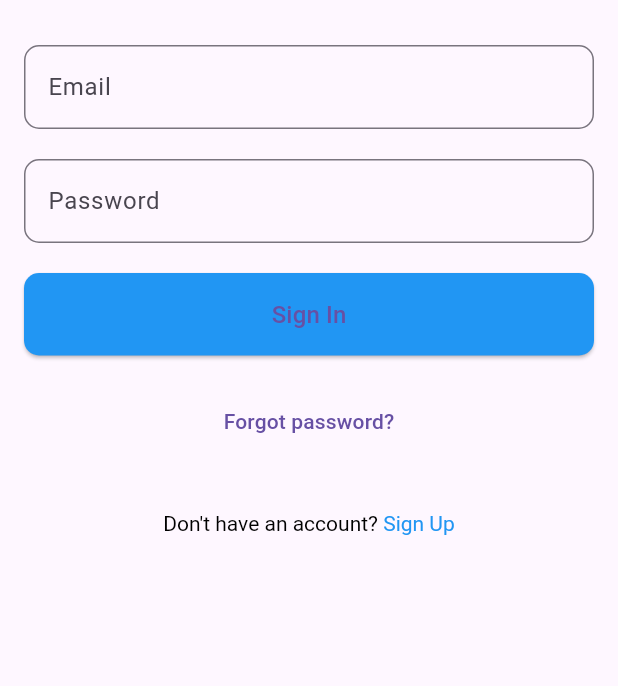
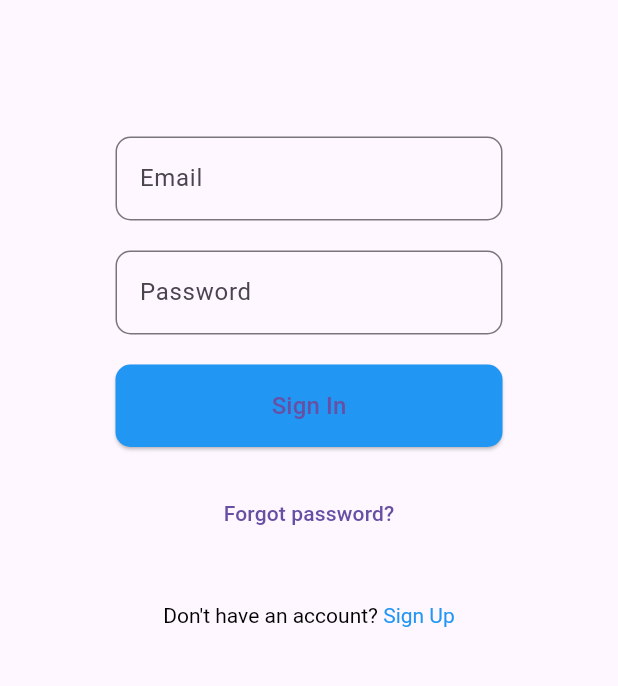
Before and after one commit to aadarshk7/Login-App_Google_Facebook_Twitter_Login, a Flutter app: the screen it shows after launch, on a phone screen of 412 x 824 dp, the part 63-749 px from its top. Run offline on Flutter 3.47's test engine with Material 3 defaults, Android fonts, the phone set to English and light mode, and no system bars; our stand-ins replace firebase_auth, firebase_core; accounts and stored records are empty.

Commit message:
Login_App

```diff
--- a/lib/login_page.dart
+++ b/lib/login_page.dart
@@ -48,7 +48,7 @@ class _LoginPageState extends State<LoginPage> {
               ],
             ),
             Padding(
-              padding: const EdgeInsets.all(16.0),
+              padding: const EdgeInsets.all(77.0),
               child: Column(
                 children: <Widget>[
                   TextField(
```
